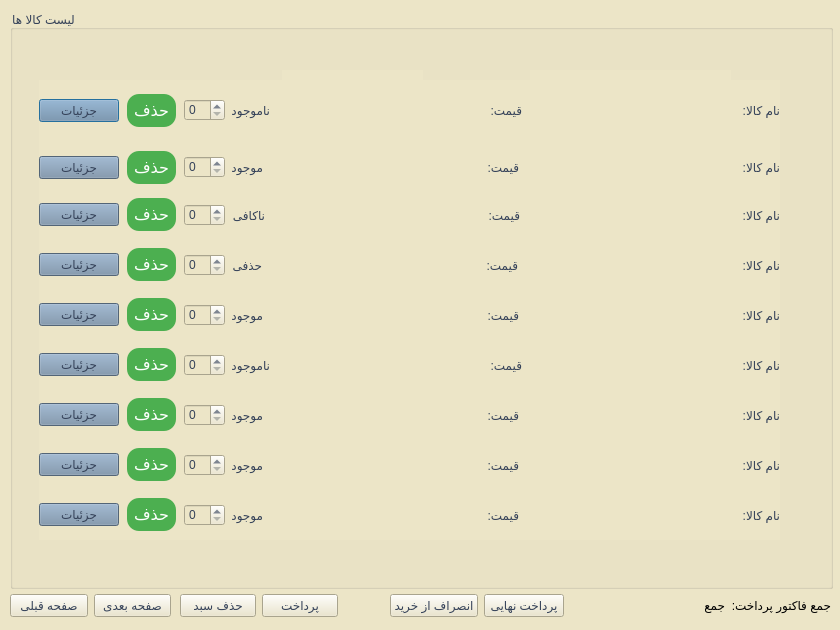
This is Project_Ap/cart.ui in AP-projects-4001/metagoofill as Qt 5 draws it before an edit. The edited form follows.
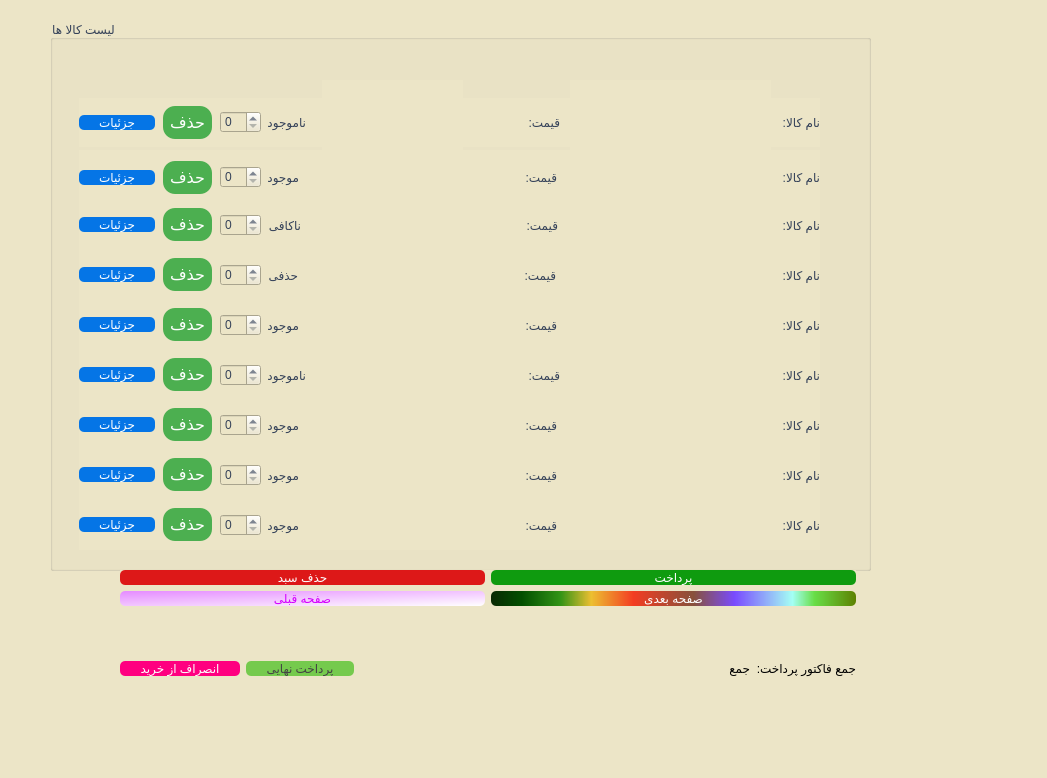
This is the edited form.

Commit message: {adding css style In the first stage of graphic changes}

Diff of the .ui file:
```diff
--- a/Project_Ap/cart.ui
+++ b/Project_Ap/cart.ui
@@ -6,8 +6,8 @@
    <rect>
     <x>0</x>
     <y>0</y>
-    <width>840</width>
-    <height>630</height>
+    <width>1047</width>
+    <height>778</height>
    </rect>
   </property>
   <property name="windowTitle">
@@ -20,10 +20,10 @@
   <widget class="QGroupBox" name="groupBox">
    <property name="geometry">
     <rect>
-     <x>10</x>
-     <y>10</y>
-     <width>823</width>
-     <height>579</height>
+     <x>50</x>
+     <y>20</y>
+     <width>821</width>
+     <height>551</height>
     </rect>
    </property>
    <property name="styleSheet">
@@ -258,16 +258,22 @@
     <property name="geometry">
      <rect>
       <x>29</x>
-      <y>70</y>
+      <y>78</y>
       <width>741</width>
-      <height>61</height>
+      <height>49</height>
      </rect>
     </property>
     <layout class="QHBoxLayout" name="horizontalLayout">
      <item>
       <widget class="QPushButton" name="pushButton_g1">
        <property name="styleSheet">
-        <string notr="true">background-color: rgb(116, 141, 166);</string>
+        <string notr="true">QPushButton#pushButton_g1 {
+padding-left: 20px;
+padding-right: 20px;
+border-radius: 5px;
+background: #0575E6;
+color: #fefefe;
+}</string>
        </property>
        <property name="text">
         <string>جزئیات</string>
@@ -365,7 +371,13 @@
      <item>
       <widget class="QPushButton" name="pushButton_g2">
        <property name="styleSheet">
-        <string notr="true">background-color: rgb(116, 141, 166);</string>
+        <string notr="true">QPushButton#pushButton_g2 {
+padding-left: 20px;
+padding-right: 20px;
+border-radius: 5px;
+background: #0575E6;
+color: #fefefe;
+}</string>
        </property>
        <property name="text">
         <string>جزئیات</string>
@@ -457,7 +469,13 @@
      <item>
       <widget class="QPushButton" name="pushButton_g3">
        <property name="styleSheet">
-        <string notr="true">background-color: rgb(116, 141, 166);</string>
+        <string notr="true">QPushButton#pushButton_g3 {
+padding-left: 20px;
+padding-right: 20px;
+border-radius: 5px;
+background: #0575E6;
+color: #fefefe;
+}</string>
        </property>
        <property name="text">
         <string>جزئیات</string>
@@ -549,7 +567,13 @@
      <item>
       <widget class="QPushButton" name="pushButton_g4">
        <property name="styleSheet">
-        <string notr="true">background-color: rgb(116, 141, 166);</string>
+        <string notr="true">QPushButton#pushButton_g4 {
+padding-left: 20px;
+padding-right: 20px;
+border-radius: 5px;
+background: #0575E6;
+color: #fefefe;
+}</string>
        </property>
        <property name="text">
         <string>جزئیات</string>
@@ -641,7 +665,13 @@
      <item>
       <widget class="QPushButton" name="pushButton_g5">
        <property name="styleSheet">
-        <string notr="true">background-color: rgb(116, 141, 166);</string>
+        <string notr="true">QPushButton#pushButton_g5 {
+padding-left: 20px;
+padding-right: 20px;
+border-radius: 5px;
+background: #0575E6;
+color: #fefefe;
+}</string>
        </property>
        <property name="text">
         <string>جزئیات</string>
@@ -733,7 +763,13 @@
      <item>
       <widget class="QPushButton" name="pushButton_g6">
        <property name="styleSheet">
-        <string notr="true">background-color: rgb(116, 141, 166);</string>
+        <string notr="true">QPushButton#pushButton_g6 {
+padding-left: 20px;
+padding-right: 20px;
+border-radius: 5px;
+background: #0575E6;
+color: #fefefe;
+}</string>
        </property>
        <property name="text">
         <string>جزئیات</string>
@@ -825,7 +861,13 @@
      <item>
       <widget class="QPushButton" name="pushButton_g7">
        <property name="styleSheet">
-        <string notr="true">background-color: rgb(116, 141, 166);</string>
+        <string notr="true">QPushButton#pushButton_g7 {
+padding-left: 20px;
+padding-right: 20px;
+border-radius: 5px;
+background: #0575E6;
+color: #fefefe;
+}</string>
        </property>
        <property name="text">
         <string>جزئیات</string>
@@ -917,7 +959,13 @@
      <item>
       <widget class="QPushButton" name="pushButton_g8">
        <property name="styleSheet">
-        <string notr="true">background-color: rgb(116, 141, 166);</string>
+        <string notr="true">QPushButton#pushButton_g8 {
+padding-left: 20px;
+padding-right: 20px;
+border-radius: 5px;
+background: #0575E6;
+color: #fefefe;
+}</string>
        </property>
        <property name="text">
         <string>جزئیات</string>
@@ -1009,7 +1057,13 @@
      <item>
       <widget class="QPushButton" name="pushButton_g9">
        <property name="styleSheet">
-        <string notr="true">background-color: rgb(116, 141, 166);</string>
+        <string notr="true">QPushButton#pushButton_g9 {
+padding-left: 20px;
+padding-right: 20px;
+border-radius: 5px;
+background: #0575E6;
+color: #fefefe;
+}</string>
        </property>
        <property name="text">
         <string>جزئیات</string>
@@ -1089,61 +1143,29 @@
     </layout>
    </widget>
   </widget>
-  <widget class="QWidget" name="horizontalLayoutWidget_2">
+  <widget class="QWidget" name="">
    <property name="geometry">
     <rect>
-     <x>10</x>
-     <y>590</y>
-     <width>161</width>
-     <height>31</height>
+     <x>120</x>
+     <y>570</y>
+     <width>736</width>
+     <height>155</height>
     </rect>
    </property>
-   <layout class="QHBoxLayout" name="horizontalLayout_11">
+   <layout class="QVBoxLayout" name="verticalLayout">
     <item>
-     <widget class="QPushButton" name="pushButton_prev">
-      <property name="styleSheet">
-       <string notr="true">font: 12pt &quot;Lalezar&quot;;
-color: rgb(53, 66, 89);
-background-color: rgb(236, 229, 199);
-</string>
-      </property>
-      <property name="text">
-       <string>صفحه قبلی</string>
-      </property>
-     </widget>
-    </item>
-    <item>
-     <widget class="QPushButton" name="pushButton_next">
-      <property name="styleSheet">
-       <string notr="true">font: 12pt &quot;Lalezar&quot;;
-color: rgb(53, 66, 89);
-background-color: rgb(236, 229, 199);
-</string>
-      </property>
-      <property name="text">
-       <string>صفحه بعدی</string>
-      </property>
-     </widget>
-    </item>
-   </layout>
-  </widget>
-  <widget class="QWidget" name="horizontalLayoutWidget_3">
-   <property name="geometry">
-    <rect>
-     <x>180</x>
-     <y>590</y>
-     <width>158</width>
-     <height>31</height>
-    </rect>
-   </property>
    <layout class="QHBoxLayout" name="horizontalLayout_13">
     <item>
      <widget class="QPushButton" name="pushButton_filter">
       <property name="styleSheet">
-       <string notr="true">font: 12pt &quot;Lalezar&quot;;
-color: rgb(53, 66, 89);
-background-color: rgb(236, 229, 199);
-</string>
+         <string notr="true">QPushButton#pushButton_filter {
+padding-left: 20px;
+padding-right: 20px;
+	font: 22pt &quot;MS Shell Dlg 2&quot;;
+border-radius: 5px;
+background: #dd1818;
+color: #fefefe;
+}</string>
       </property>
       <property name="text">
        <string>حذف سبد</string>
@@ -1153,10 +1175,14 @@
     <item>
      <widget class="QPushButton" name="pushButton_filter_3">
       <property name="styleSheet">
-       <string notr="true">font: 12pt &quot;Lalezar&quot;;
-color: rgb(53, 66, 89);
-background-color: rgb(236, 229, 199);
-</string>
+         <string notr="true">QPushButton#pushButton_filter_3 {
+padding-left: 20px;
+padding-right: 20px;
+	font: 22pt &quot;MS Shell Dlg 2&quot;;
+border-radius: 5px;
+background: #0f9b0f;
+color: #fefefe;
+}</string>
       </property>
       <property name="text">
        <string>پرداخت</string>
@@ -1164,24 +1190,58 @@
      </widget>
     </item>
    </layout>
-  </widget>
-  <widget class="QWidget" name="horizontalLayoutWidget">
-   <property name="geometry">
-    <rect>
-     <x>390</x>
-     <y>590</y>
-     <width>441</width>
-     <height>31</height>
-    </rect>
-   </property>
+    </item>
+    <item>
+     <layout class="QHBoxLayout" name="horizontalLayout_11">
+      <item>
+       <widget class="QPushButton" name="pushButton_prev">
+        <property name="styleSheet">
+         <string notr="true">QPushButton#pushButton_prev {
+padding-left: 20px;
+padding-right: 20px;
+	font: 22pt &quot;MS Shell Dlg 2&quot;;
+border-radius: 5px;
+	background-color: qlineargradient(spread:pad, x1:0, y1:0, x2:1, y2:1, stop:0 rgba(229, 139, 255, 255), stop:1 rgba(255, 255, 255, 255));
+	color: rgb(213, 0, 255);
+}</string>
+        </property>
+        <property name="text">
+         <string>صفحه قبلی</string>
+        </property>
+       </widget>
+      </item>
+      <item>
+       <widget class="QPushButton" name="pushButton_next">
+        <property name="styleSheet">
+         <string notr="true">QPushButton#pushButton_next {
+padding-left: 20px;
+padding-right: 20px;
+	font: 22pt &quot;MS Shell Dlg 2&quot;;
+border-radius: 5px;
+	background-color: qlineargradient(spread:pad, x1:0, y1:0, x2:1, y2:0, stop:0 rgba(9, 41, 4, 255), stop:0.085 rgba(2, 79, 0, 255), stop:0.19 rgba(50, 147, 22, 255), stop:0.275 rgba(236, 191, 49, 255), stop:0.39 rgba(243, 61, 34, 255), stop:0.555 rgba(135, 81, 60, 255), stop:0.667 rgba(121, 75, 255, 255), stop:0.825 rgba(164, 255, 244, 255), stop:0.885 rgba(104, 222, 71, 255), stop:1 rgba(93, 128, 0, 255));
+color: #fefefe;
+}</string>
+        </property>
+        <property name="text">
+         <string>صفحه بعدی</string>
+        </property>
+       </widget>
+      </item>
+     </layout>
+    </item>
+    <item>
    <layout class="QHBoxLayout" name="horizontalLayout_10">
     <item>
      <widget class="QPushButton" name="pushButton_filter_4">
       <property name="styleSheet">
-       <string notr="true">font: 12pt &quot;Lalezar&quot;;
-color: rgb(53, 66, 89);
-background-color: rgb(236, 229, 199);
-</string>
+         <string notr="true">QPushButton#pushButton_filter_4 {
+padding-left: 20px;
+padding-right: 20px;
+	font: 22pt &quot;MS Shell Dlg 2&quot;;
+border-radius: 5px;
+	background-color: rgb(255, 0, 128);
+color: #fefefe;
+}</string>
       </property>
       <property name="text">
        <string>انصراف از خرید</string>
@@ -1191,10 +1251,15 @@
     <item>
      <widget class="QPushButton" name="pushButton_filter_2">
       <property name="styleSheet">
-       <string notr="true">font: 12pt &quot;Lalezar&quot;;
-color: rgb(53, 66, 89);
-background-color: rgb(236, 229, 199);
-</string>
+         <string notr="true">QPushButton#pushButton_filter_2 {
+
+padding-left: 20px;
+padding-right: 20px;
+font: 22pt &quot;MS Shell Dlg 2&quot;;
+border-radius: 5px;
+	background-color: rgb(117, 202, 77);
+	color: rgb(67, 67, 67);
+}</string>
       </property>
       <property name="text">
        <string>پرداخت نهایی</string>
@@ -1233,6 +1298,8 @@
        <string>جمع فاکتور پرداخت:</string>
       </property>
      </widget>
+      </item>
+     </layout>
     </item>
    </layout>
   </widget>
```
Lines whose indentation alone changed are shown as unchanged. The commit also changes 9 other files.
